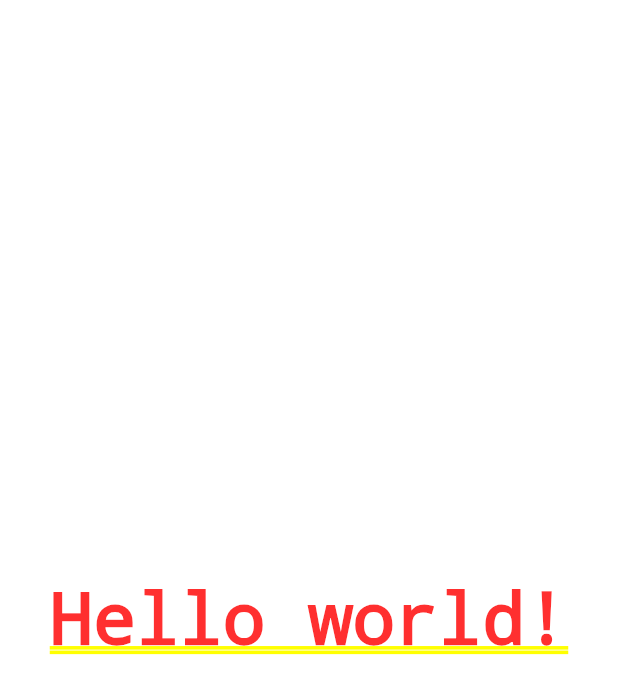
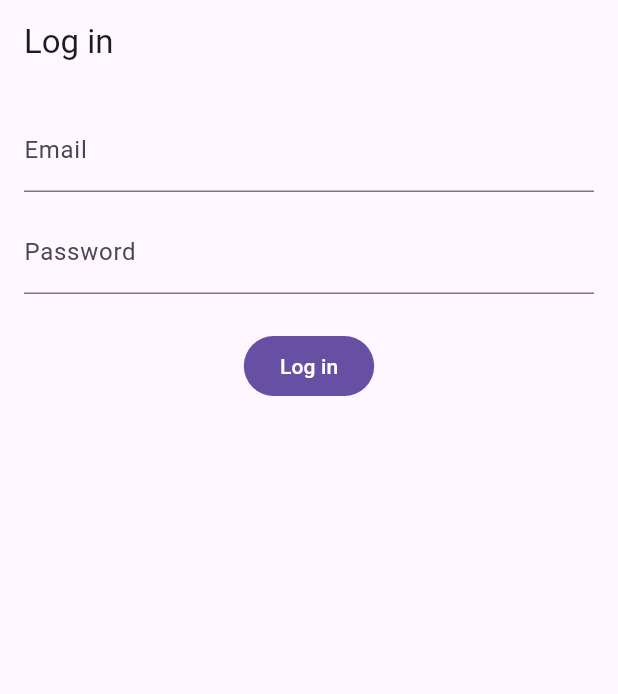
Before and after one commit to SugarFunkington/whos-at-what, a Flutter app: the screen it shows after launch, on a phone screen of 412 x 824 dp. Shown: the top 694 px of the screen. Run offline on Flutter 3.47's test engine with Material 3 defaults, Android fonts, the phone set to English and light mode, and no system bars; our stand-ins replace supabase_flutter; accounts and stored records are empty.

Commit message:
Add login page UI

```diff
--- /dev/null
+++ b/app/lib/login_page.dart
@@ -0,0 +1,30 @@
+import 'package:flutter/material.dart';
+
+class LoginPage extends StatelessWidget {
+  const LoginPage({super.key});
+
+  @override
+  Widget build(BuildContext context) {
+    return Scaffold(
+      appBar: AppBar(title: const Text('Log in')),
+      body: Padding(
+        padding: const EdgeInsets.all(16),
+        child: Column(
+          children: [
+            const TextField(
+              decoration: InputDecoration(labelText: 'Email'),
+              keyboardType: TextInputType.emailAddress,
+            ),
+            const SizedBox(height: 12),
+            const TextField(
+              decoration: InputDecoration(labelText: 'Password'),
+              obscureText: true,
+            ),
+            const SizedBox(height: 24),
+            FilledButton(onPressed: () {}, child: const Text("Log in")),
+          ],
+        ),
+      ),
+    );
+  }
+}
--- a/app/lib/main.dart
+++ b/app/lib/main.dart
@@ -1,5 +1,7 @@
 import 'package:flutter/material.dart';
 import 'package:supabase_flutter/supabase_flutter.dart';
+
+import 'login_page.dart';
 
 Future<void> main() async {
   WidgetsFlutterBinding.ensureInitialized();
@@ -9,5 +11,5 @@ Future<void> main() async {
     publishableKey: const String.fromEnvironment('SUPABASE_PUBLISHABLE_KEY'),
   );
 
-  runApp(MaterialApp(home: Center(child: Text('Hello world!'))));
+  runApp(const MaterialApp(home: LoginPage()));
 }
```
